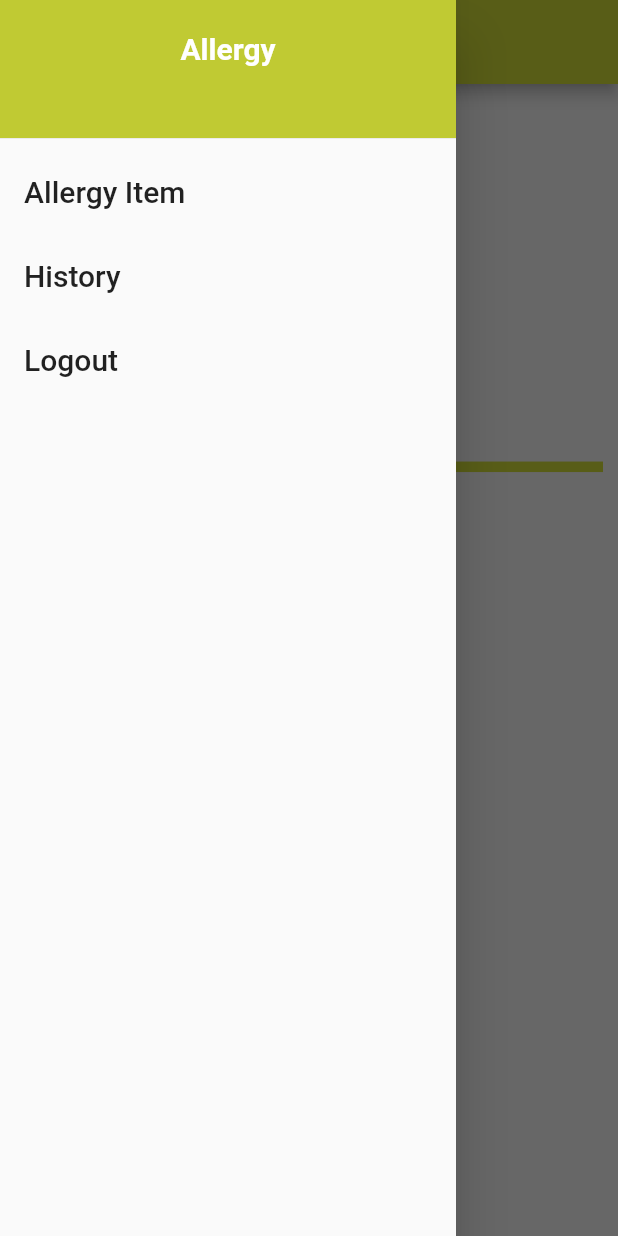
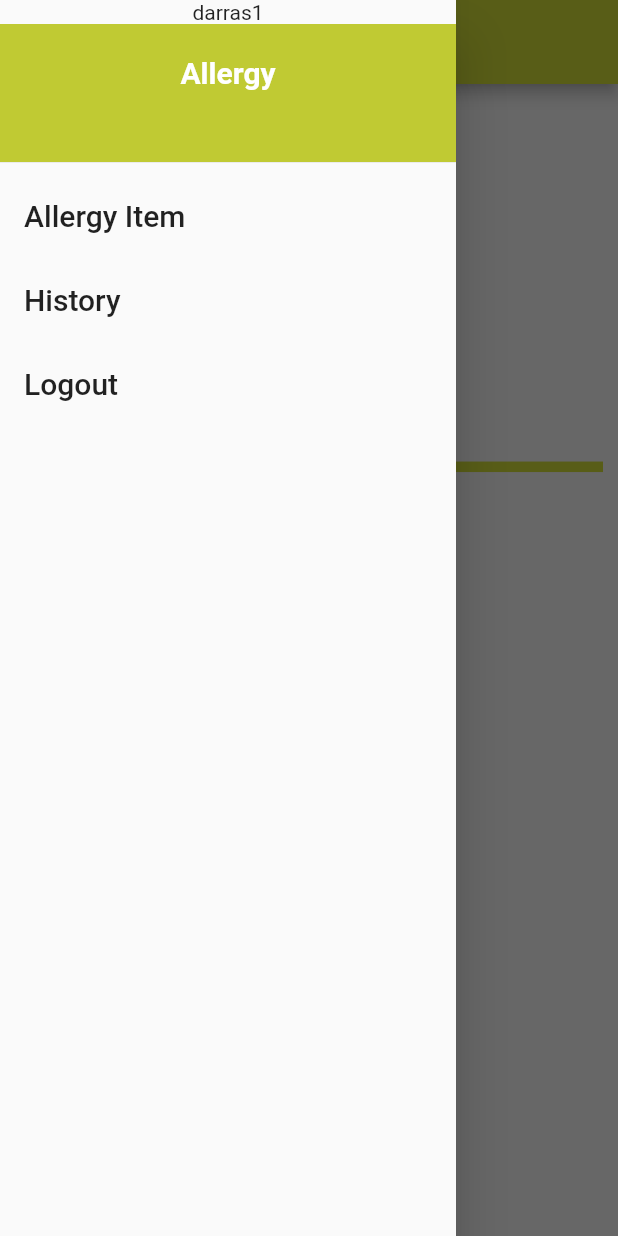
Before and after one commit to Mohammeddarras/mvc_allergy, a Flutter app: the HomeScreen screen opened directly, with the side drawer open, on a phone screen of 412 x 824 dp. Run offline on Flutter 3.47's test engine with Material 2 defaults, Android fonts, the phone set to English and light mode, and no system bars; our stand-ins replace font_awesome_flutter, get, loading_overlay, permission_handler, shared_preferences; missing offline and left inert: flutter_mobile_vision_2; accounts and stored records are empty.

Commit message:
04/11/2022 two

```diff
--- a/lib/View/HomeScreen/home_screen.dart
+++ b/lib/View/HomeScreen/home_screen.dart
@@ -77,6 +77,7 @@ class _HomeScreenState extends State<HomeScreen> {
       drawer: Drawer(
         child: Column(
           children: [
+            Text("darras1"),
             const SizedBox(
               height: 100,
               width: 310,
```
